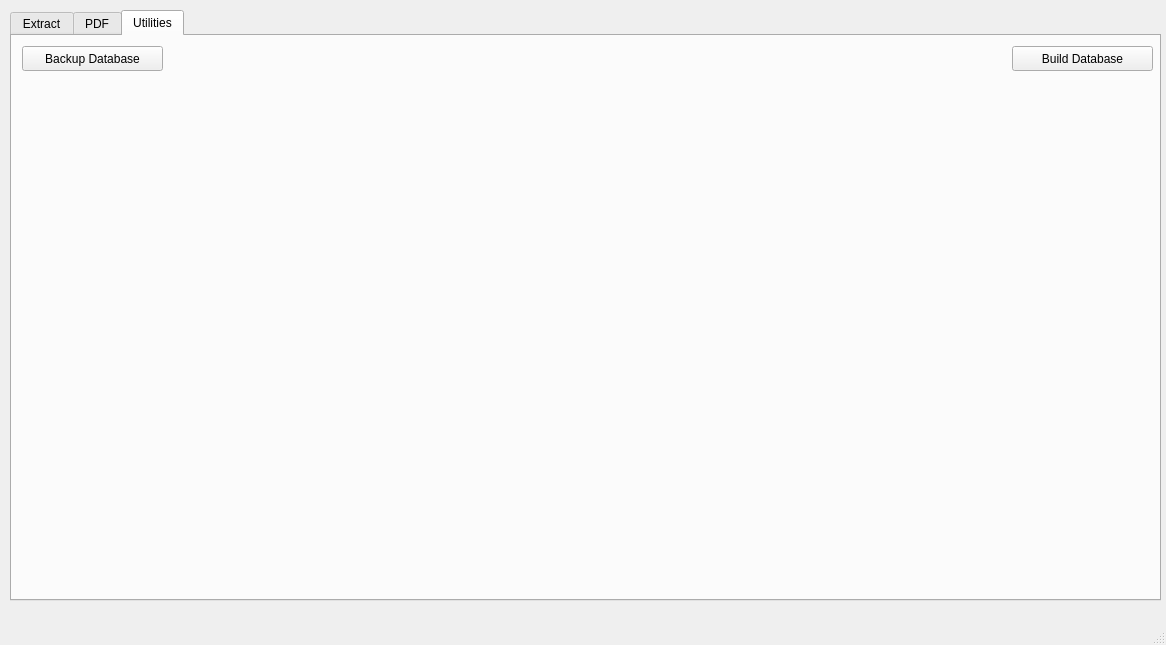
First picture: the form in src/gui/main_window.ui, repository rafelafrance/traiter_odonata, before the edit.
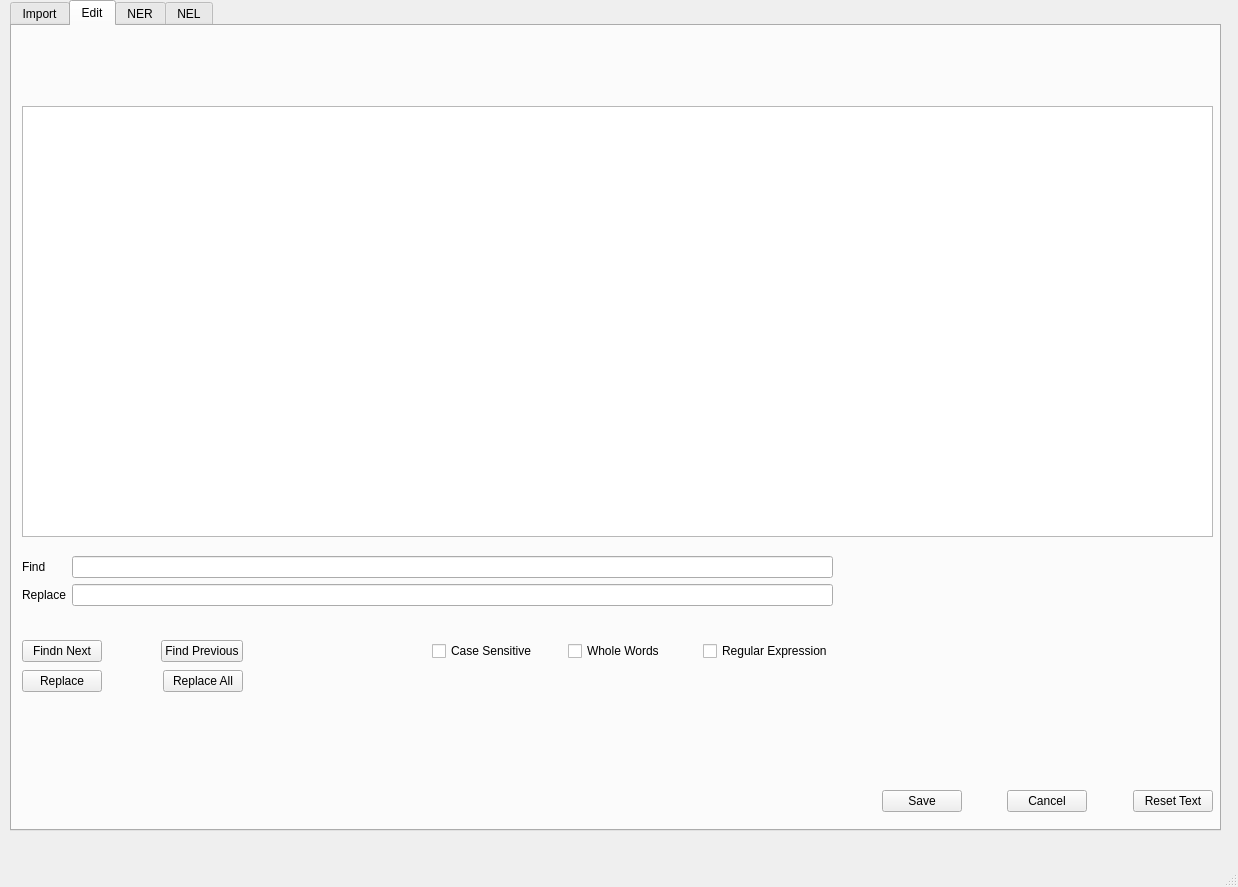
Second picture: the form after the edit. The open tabs and pages were chosen to show the change.

The edit to the form file:
```diff
--- a/src/gui/main_window.ui
+++ b/src/gui/main_window.ui
@@ -6,8 +6,8 @@
    <rect>
     <x>0</x>
     <y>0</y>
-    <width>1166</width>
-    <height>645</height>
+    <width>1238</width>
+    <height>887</height>
    </rect>
   </property>
   <property name="windowTitle">
@@ -18,27 +18,19 @@
     <property name="geometry">
      <rect>
       <x>10</x>
-      <y>10</y>
-      <width>1151</width>
-      <height>591</height>
+      <y>0</y>
+      <width>1211</width>
+      <height>831</height>
      </rect>
     </property>
-    <property name="tabShape">
-     <enum>QTabWidget::Rounded</enum>
-    </property>
     <property name="currentIndex">
      <number>1</number>
     </property>
     <widget class="QWidget" name="extract_tab">
      <attribute name="title">
-      <string>Extract</string>
+      <string>Import</string>
      </attribute>
-    </widget>
-    <widget class="QWidget" name="pdf_tab">
-     <attribute name="title">
-      <string>PDF</string>
-     </attribute>
-     <widget class="QWidget" name="verticalLayoutWidget_3">
+     <widget class="QWidget" name="horizontalLayoutWidget_2">
       <property name="geometry">
        <rect>
         <x>10</x>
@@ -49,10 +41,34 @@
       </property>
       <layout class="QVBoxLayout" name="verticalLayout_3">
        <item>
-        <widget class="QTableView" name="guides_table"/>
+        <widget class="QPushButton" name="backup_db_btn">
+         <property name="text">
+          <string>Backup Database</string>
+         </property>
+        </widget>
        </item>
        <item>
-        <layout class="QHBoxLayout" name="horizontalLayout_5"/>
+        <spacer name="horizontalSpacer_4">
+         <property name="orientation">
+          <enum>Qt::Horizontal</enum>
+         </property>
+         <property name="sizeHint" stdset="0">
+          <size>
+           <width>40</width>
+           <height>20</height>
+          </size>
+         </property>
+        </spacer>
+       </item>
+       <item>
+        <widget class="QPushButton" name="build_db_btn">
+         <property name="text">
+          <string>Rebuild Database</string>
+         </property>
+         <property name="shortcut">
+          <string>Del</string>
+         </property>
+        </widget>
        </item>
       </layout>
      </widget>
@@ -98,34 +114,230 @@
     </widget>
     <widget class="QWidget" name="util_tab">
      <attribute name="title">
-      <string>Utilities</string>
+      <string>Edit</string>
      </attribute>
-     <widget class="QPushButton" name="build_db_btn">
+     <widget class="QTextEdit" name="doc_edit">
       <property name="geometry">
        <rect>
-        <x>1000</x>
-        <y>10</y>
-        <width>141</width>
-        <height>25</height>
+        <x>10</x>
+        <y>80</y>
+        <width>1191</width>
+        <height>431</height>
        </rect>
       </property>
-      <property name="text">
-       <string>Build Database</string>
+     </widget>
+     <widget class="QWidget" name="horizontalLayoutWidget_3">
+      <property name="geometry">
+       <rect>
+        <x>870</x>
+        <y>760</y>
+        <width>331</width>
+        <height>31</height>
+       </rect>
       </property>
+      <layout class="QHBoxLayout" name="horizontalLayout_2">
+       <item>
+        <widget class="QPushButton" name="save_edits_btn">
+         <property name="text">
+          <string>Save</string>
+         </property>
+        </widget>
+       </item>
+       <item>
+        <spacer name="horizontalSpacer_2">
+         <property name="orientation">
+          <enum>Qt::Horizontal</enum>
+         </property>
+         <property name="sizeHint" stdset="0">
+          <size>
+           <width>40</width>
+           <height>20</height>
+          </size>
+         </property>
+        </spacer>
+       </item>
+       <item>
+        <widget class="QPushButton" name="cancel_edits_btn">
+         <property name="text">
+          <string>Cancel</string>
+         </property>
+        </widget>
+       </item>
+       <item>
+        <spacer name="horizontalSpacer_3">
+         <property name="orientation">
+          <enum>Qt::Horizontal</enum>
+         </property>
+         <property name="sizeHint" stdset="0">
+          <size>
+           <width>40</width>
+           <height>20</height>
+          </size>
+         </property>
+        </spacer>
+       </item>
+       <item>
+        <widget class="QPushButton" name="reset_edits_btn">
+         <property name="text">
+          <string>Reset Text</string>
+         </property>
+        </widget>
+       </item>
+      </layout>
      </widget>
-     <widget class="QPushButton" name="backup_db_btn">
+     <widget class="QWidget" name="horizontalLayoutWidget_4">
       <property name="geometry">
        <rect>
         <x>10</x>
-        <y>10</y>
-        <width>141</width>
-        <height>25</height>
+        <y>640</y>
+        <width>221</width>
+        <height>31</height>
        </rect>
       </property>
-      <property name="text">
-       <string>Backup Database</string>
+      <layout class="QHBoxLayout" name="horizontalLayout_3">
+       <item>
+        <widget class="QPushButton" name="pushButton_4">
+         <property name="text">
+          <string>Replace</string>
+         </property>
+        </widget>
+       </item>
+       <item>
+        <spacer name="horizontalSpacer_6">
+         <property name="orientation">
+          <enum>Qt::Horizontal</enum>
+         </property>
+         <property name="sizeHint" stdset="0">
+          <size>
+           <width>40</width>
+           <height>20</height>
+          </size>
+         </property>
+        </spacer>
+       </item>
+       <item>
+        <widget class="QPushButton" name="pushButton_3">
+         <property name="text">
+          <string>Replace All</string>
+         </property>
+        </widget>
+       </item>
+      </layout>
+     </widget>
+     <widget class="QWidget" name="horizontalLayoutWidget_5">
+      <property name="geometry">
+       <rect>
+        <x>420</x>
+        <y>610</y>
+        <width>401</width>
+        <height>31</height>
+       </rect>
       </property>
+      <layout class="QHBoxLayout" name="horizontalLayout_5">
+       <item>
+        <widget class="QCheckBox" name="checkBox_3">
+         <property name="text">
+          <string>Case Sensitive</string>
+         </property>
+        </widget>
+       </item>
+       <item>
+        <widget class="QCheckBox" name="checkBox_2">
+         <property name="text">
+          <string>Whole Words</string>
+         </property>
+        </widget>
+       </item>
+       <item>
+        <widget class="QCheckBox" name="checkBox">
+         <property name="text">
+          <string>Regular Expression</string>
+         </property>
+        </widget>
+       </item>
+      </layout>
      </widget>
+     <widget class="QWidget" name="horizontalLayoutWidget_6">
+      <property name="geometry">
+       <rect>
+        <x>10</x>
+        <y>610</y>
+        <width>221</width>
+        <height>31</height>
+       </rect>
+      </property>
+      <layout class="QHBoxLayout" name="horizontalLayout_6">
+       <item>
+        <widget class="QPushButton" name="pushButton_2">
+         <property name="text">
+          <string>Findn Next</string>
+         </property>
+        </widget>
+       </item>
+       <item>
+        <spacer name="horizontalSpacer_7">
+         <property name="orientation">
+          <enum>Qt::Horizontal</enum>
+         </property>
+         <property name="sizeHint" stdset="0">
+          <size>
+           <width>40</width>
+           <height>20</height>
+          </size>
+         </property>
+        </spacer>
+       </item>
+       <item>
+        <widget class="QPushButton" name="pushButton">
+         <property name="text">
+          <string>Find Previous</string>
+         </property>
+        </widget>
+       </item>
+      </layout>
+     </widget>
+     <widget class="QWidget" name="formLayoutWidget">
+      <property name="geometry">
+       <rect>
+        <x>10</x>
+        <y>530</y>
+        <width>811</width>
+        <height>80</height>
+       </rect>
+      </property>
+      <layout class="QFormLayout" name="formLayout">
+       <item row="0" column="0">
+        <widget class="QLabel" name="label_2">
+         <property name="text">
+          <string>Find</string>
+         </property>
+        </widget>
+       </item>
+       <item row="1" column="0">
+        <widget class="QLabel" name="label_3">
+         <property name="text">
+          <string>Replace</string>
+         </property>
+        </widget>
+       </item>
+       <item row="1" column="1">
+        <widget class="QLineEdit" name="lineEdit_2"/>
+       </item>
+       <item row="0" column="1">
+        <widget class="QLineEdit" name="lineEdit"/>
+       </item>
+      </layout>
+     </widget>
+    </widget>
+    <widget class="QWidget" name="tab_3">
+     <attribute name="title">
+      <string>NER</string>
+     </attribute>
+    </widget>
+    <widget class="QWidget" name="tab_4">
+     <attribute name="title">
+      <string>NEL</string>
+     </attribute>
     </widget>
    </widget>
   </widget>
```
Left out of the diff: 118 changed lines with no effect on the pictures.
